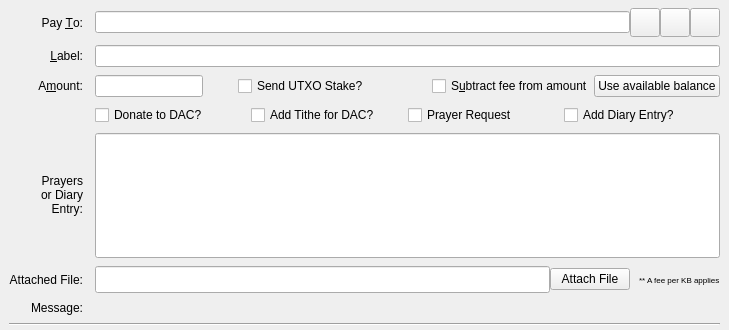
Old version of the form src/qt/forms/sendcoinsentry.ui in the repository biblepay/biblepay.
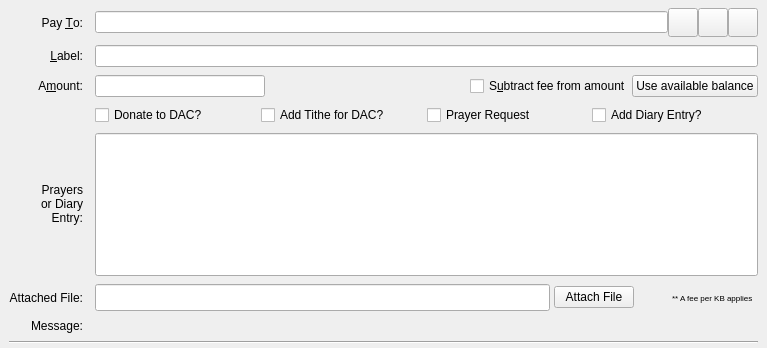
New version of the form. Custom widgets are drawn as their Qt base class.

Diff of the .ui file:
```diff
--- a/src/qt/forms/sendcoinsentry.ui
+++ b/src/qt/forms/sendcoinsentry.ui
@@ -6,8 +6,8 @@
    <rect>
     <x>0</x>
     <y>0</y>
-    <width>729</width>
-    <height>150</height>
+    <width>767</width>
+    <height>348</height>
    </rect>
   </property>
   <property name="focusPolicy">
@@ -151,7 +151,7 @@
      </widget>
     </item>
     <item row="2" column="1">
-     <layout class="QHBoxLayout" name="horizontalLayoutAmount" stretch="0,1,0">
+     <layout class="QHBoxLayout" name="horizontalLayoutAmount" stretch="0,1,0,0,0">
       <item>
        <widget class="BitcoinAmountField" name="payAmount"/>
       </item>
@@ -172,16 +172,6 @@
               </property>
              </spacer>
             </item>
-            <item>
-             <widget class="QCheckBox" name="chkDWS">
-              <property name="toolTip">
-               <string>Send UTXO Stake.  If you win the block you receive the block reward.  You also receive perpetual returns in the UTXO leaderboard.</string>
-              </property>
-              <property name="text">
-               <string>Send UTXO Stake?</string>
-              </property>
-             </widget>
-            </item>
             <item>
              <spacer name="horizontalSpacer_77">
               <property name="orientation">
@@ -217,14 +207,6 @@
       </item>
      </layout>
     </item>
-    
-    
-    
-    
-    
-    
-    
-    
         <item row="5" column="0">
          <widget class="QLabel" name="messageCaption">
           <property name="text">
```
Left out of the diff: 56 changed lines with no effect on the pictures. Lines whose indentation alone changed are shown as unchanged.
